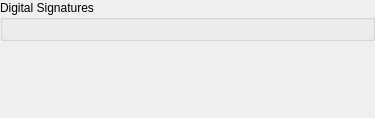
KDE/okular, file generators/poppler/conf/certsettingswidget.ui: the form before one commit.
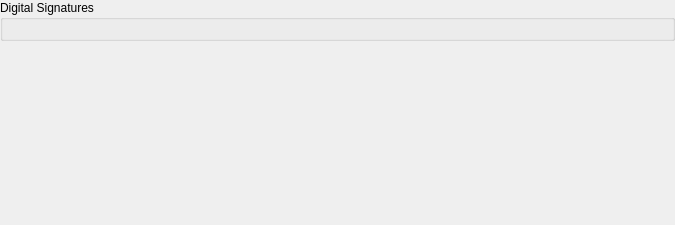
The form after the commit.

The edit to the form file:
```diff
--- a/generators/poppler/conf/certsettingswidget.ui
+++ b/generators/poppler/conf/certsettingswidget.ui
@@ -6,8 +6,8 @@
    <rect>
     <x>0</x>
     <y>0</y>
-    <width>375</width>
-    <height>118</height>
+    <width>675</width>
+    <height>225</height>
    </rect>
   </property>
   <layout class="QVBoxLayout" name="verticalLayout_3">
@@ -28,7 +28,16 @@
      <property name="title">
       <string>Digital Signatures</string>
      </property>
-     <layout class="QVBoxLayout" name="certificatesPlaceholder" />
+     <layout class="QVBoxLayout" name="certificatesPlaceholder"/>
+    </widget>
+   </item>
+   <item>
+    <widget class="QWidget" name="certpathsettings">
+     <layout class="QFormLayout" name="formLayout">
+      <property name="fieldGrowthPolicy">
+       <enum>QFormLayout::ExpandingFieldsGrow</enum>
+      </property>
+     </layout>
     </widget>
    </item>
    <item>
```
